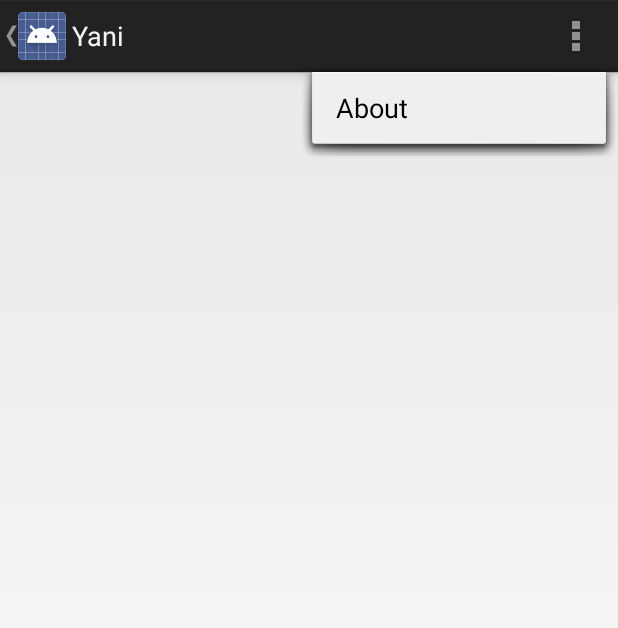
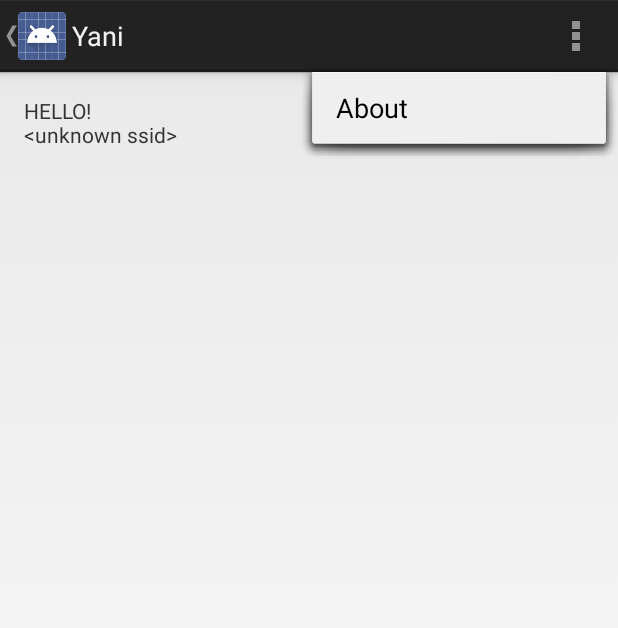
Before and after one commit to Tuxdude/yani, an Android app: the screen it shows after launch (YaniActivity), with the options menu open, on a phone screen of 412 x 824 dp. Shown: the top 628 px of the screen. Run offline under Robolectric (Android 15) with nearby library versions, the phone set to English and light mode, and no system bars; 2 statements that could not run were skipped.

Commit message:
Print SSID info for the Status fragment.

```diff
--- a/Yani/yani/src/main/AndroidManifest.xml
+++ b/Yani/yani/src/main/AndroidManifest.xml
@@ -18,4 +18,6 @@
         </activity>
     </application>
 
+    <uses-permission android:name="android.permission.ACCESS_WIFI_STATE" />
+
 </manifest>
--- a/Yani/yani/src/main/java/com/github/tuxdude/yani/fragment/StatusFragment.java
+++ b/Yani/yani/src/main/java/com/github/tuxdude/yani/fragment/StatusFragment.java
@@ -1,9 +1,12 @@
 package com.github.tuxdude.yani.fragment;
 
+import android.content.Context;
+import android.net.wifi.WifiManager;
 import android.os.Bundle;
 import android.view.LayoutInflater;
 import android.view.View;
 import android.view.ViewGroup;
+import android.widget.TextView;
 
 import com.github.tuxdude.yani.R;
 
@@ -17,6 +20,18 @@ public class StatusFragment extends BaseFragment {
     public View onCreateView(LayoutInflater inflater, ViewGroup container,
                              Bundle savedInstanceState) {
         View rootView = inflater.inflate(R.layout.fragment_yani, container, false);
+
+        TextView tv = (TextView)rootView.findViewById(R.id.section_label);
+        if (tv != null) {
+            tv.append("HELLO!\n");
+
+            WifiManager wifiManager = (WifiManager)getActivity().getSystemService(Context.WIFI_SERVICE);
+
+            android.net.wifi.WifiInfo wifiInfo = wifiManager.getConnectionInfo();
+
+            tv.append(wifiInfo.getSSID() + "\n");
+        }
+
         return rootView;
     }
 }
```
